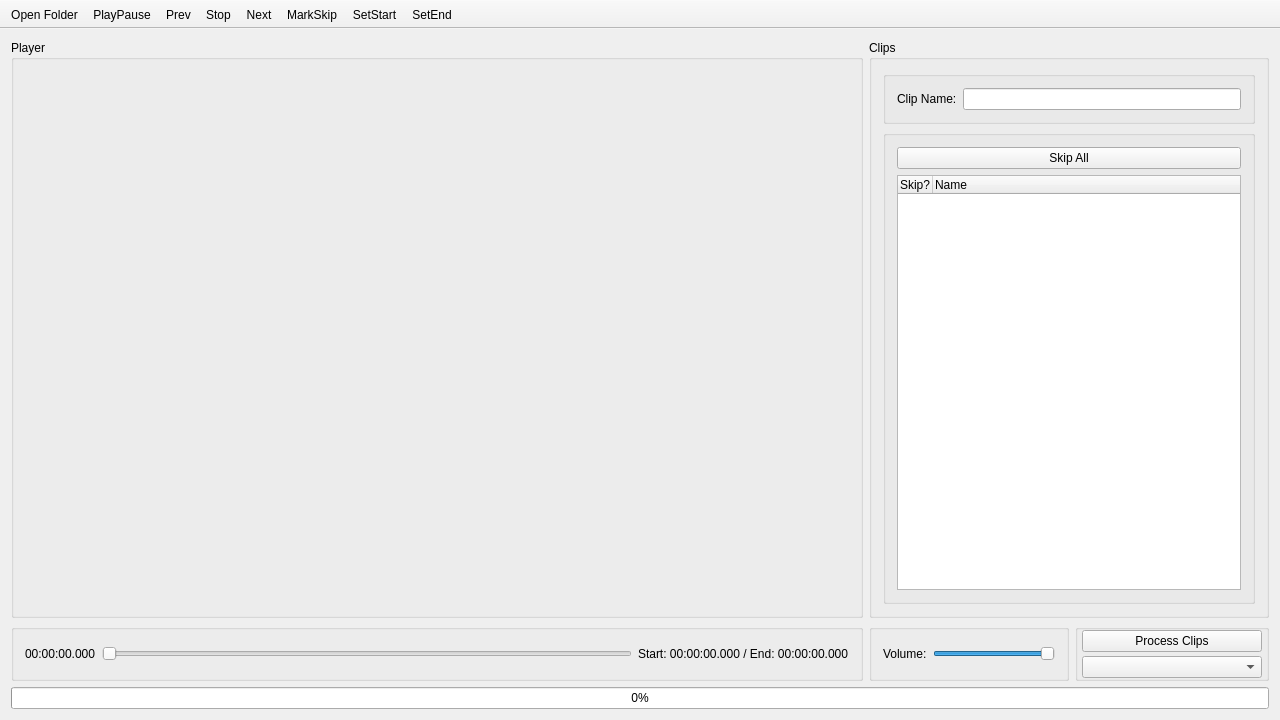
Qt form src/ClipCutter/ccmainwindow.ui (Jimmy-Baby/ClipCutter) before a commit.
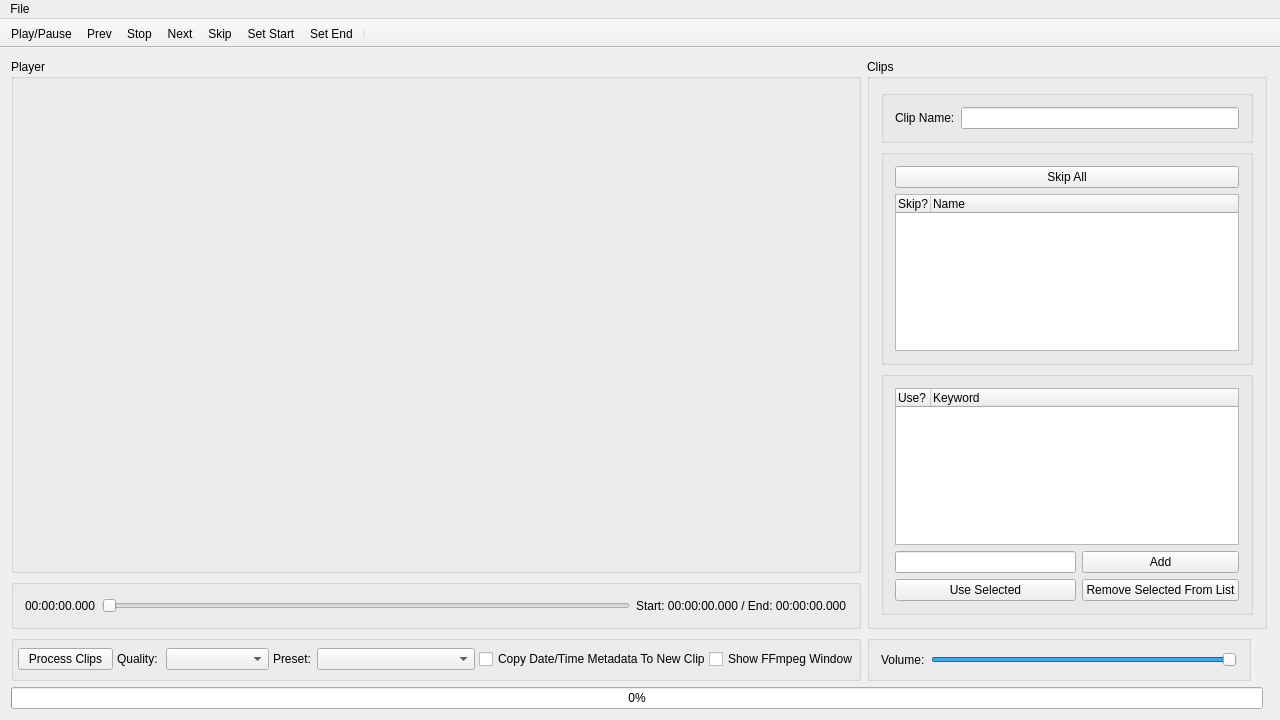
The same form after that commit. Icons and pictures are not drawn.

Diff of the .ui file:
```diff
--- a/src/ClipCutter/ccmainwindow.ui
+++ b/src/ClipCutter/ccmainwindow.ui
@@ -30,8 +30,14 @@
   </property>
   <widget class="QWidget" name="centralWidget">
    <layout class="QGridLayout" name="gridLayout">
-    <item row="1" column="0">
+    <item row="5" column="2">
      <widget class="QGroupBox" name="timelineBox">
+      <property name="maximumSize">
+       <size>
+        <width>16777215</width>
+        <height>50</height>
+       </size>
+      </property>
       <property name="title">
        <string/>
       </property>
@@ -69,26 +75,209 @@
       </layout>
      </widget>
     </item>
-    <item row="1" column="1">
+    <item row="4" column="2">
+     <widget class="QGroupBox" name="playerBox">
+      <property name="minimumSize">
+       <size>
+        <width>850</width>
+        <height>0</height>
+       </size>
+      </property>
+      <property name="title">
+       <string>Player</string>
+      </property>
+      <layout class="QGridLayout" name="playerLayout"/>
+     </widget>
+    </item>
+    <item row="7" column="2" colspan="4">
+     <widget class="QProgressBar" name="progressBar">
+      <property name="value">
+       <number>0</number>
+      </property>
+     </widget>
+    </item>
+    <item row="4" column="3" rowspan="2" colspan="4">
+     <widget class="QGroupBox" name="clipsBox">
+      <property name="minimumSize">
+       <size>
+        <width>400</width>
+        <height>0</height>
+       </size>
+      </property>
+      <property name="maximumSize">
+       <size>
+        <width>400</width>
+        <height>16777215</height>
+       </size>
+      </property>
+      <property name="title">
+       <string>Clips</string>
+      </property>
+      <layout class="QGridLayout" name="gridLayout_2">
+       <item row="2" column="0">
+        <widget class="QGroupBox" name="clipsGroupBox">
+         <property name="title">
+          <string/>
+         </property>
+         <layout class="QGridLayout" name="gridLayout_3">
+          <item row="4" column="0">
+           <widget class="QTreeWidget" name="clipsTree">
+            <property name="indentation">
+             <number>0</number>
+            </property>
+            <property name="animated">
+             <bool>false</bool>
+            </property>
+            <property name="headerHidden">
+             <bool>false</bool>
+            </property>
+            <property name="expandsOnDoubleClick">
+             <bool>true</bool>
+            </property>
+            <attribute name="headerDefaultSectionSize">
+             <number>35</number>
+            </attribute>
+            <column>
+             <property name="text">
+              <string>Skip?</string>
+             </property>
+            </column>
+            <column>
+             <property name="text">
+              <string>Name</string>
+             </property>
+            </column>
+           </widget>
+          </item>
+          <item row="3" column="0">
+           <widget class="QPushButton" name="skipAllButton">
+            <property name="text">
+             <string>Skip All</string>
+            </property>
+           </widget>
+          </item>
+         </layout>
+        </widget>
+       </item>
+       <item row="1" column="0">
+        <widget class="QGroupBox" name="clipNameBox">
+         <property name="title">
+          <string/>
+         </property>
+         <layout class="QGridLayout" name="gridLayout_5">
+          <item row="0" column="1">
+           <widget class="QLineEdit" name="clipNameEdit"/>
+          </item>
+          <item row="0" column="0">
+           <widget class="QLabel" name="clipNameLabel">
+            <property name="maximumSize">
+             <size>
+              <width>16777215</width>
+              <height>16777215</height>
+             </size>
+            </property>
+            <property name="text">
+             <string>Clip Name:</string>
+            </property>
+           </widget>
+          </item>
+         </layout>
+        </widget>
+       </item>
+       <item row="3" column="0">
+        <widget class="QGroupBox" name="keywordsGroupBox">
+         <property name="title">
+          <string/>
+         </property>
+         <layout class="QGridLayout" name="gridLayout_4">
+          <property name="sizeConstraint">
+           <enum>QLayout::SetDefaultConstraint</enum>
+          </property>
+          <item row="0" column="0" colspan="3">
+           <widget class="QTreeWidget" name="keywordsTree">
+            <property name="indentation">
+             <number>0</number>
+            </property>
+            <property name="sortingEnabled">
+             <bool>false</bool>
+            </property>
+            <property name="animated">
+             <bool>false</bool>
+            </property>
+            <property name="headerHidden">
+             <bool>false</bool>
+            </property>
+            <property name="expandsOnDoubleClick">
+             <bool>true</bool>
+            </property>
+            <property name="columnCount">
+             <number>2</number>
+            </property>
+            <attribute name="headerDefaultSectionSize">
+             <number>35</number>
+            </attribute>
+            <column>
+             <property name="text">
+              <string>Use?</string>
+             </property>
+            </column>
+            <column>
+             <property name="text">
+              <string>Keyword</string>
+             </property>
+            </column>
+           </widget>
+          </item>
+          <item row="1" column="0">
+           <widget class="QLineEdit" name="keywordEdit"/>
+          </item>
+          <item row="1" column="1" colspan="2">
+           <widget class="QPushButton" name="buttonAddKeyword">
+            <property name="text">
+             <string>Add</string>
+            </property>
+           </widget>
+          </item>
+          <item row="2" column="0">
+           <widget class="QPushButton" name="buttonUseSelected">
+            <property name="text">
+             <string>Use Selected</string>
+            </property>
+           </widget>
+          </item>
+          <item row="2" column="1" colspan="2">
+           <widget class="QPushButton" name="buttonRemoveSelected">
+            <property name="text">
+             <string>Remove Selected From List</string>
+            </property>
+           </widget>
+          </item>
+         </layout>
+        </widget>
+       </item>
+      </layout>
+     </widget>
+    </item>
+    <item row="6" column="3">
      <widget class="QGroupBox" name="volumeBox">
       <property name="maximumSize">
        <size>
-        <width>200</width>
-        <height>16777215</height>
+        <width>400</width>
+        <height>50</height>
        </size>
       </property>
       <property name="title">
        <string/>
       </property>
       <layout class="QGridLayout" name="gridLayout_7">
-       <item row="0" column="0">
+       <item row="0" column="1">
         <widget class="QLabel" name="volumeLabel">
          <property name="text">
           <string>Volume:</string>
          </property>
         </widget>
        </item>
-       <item row="0" column="1">
+       <item row="0" column="2">
         <widget class="QSlider" name="volumeSlider">
          <property name="maximum">
           <number>100</number>
@@ -104,8 +293,14 @@
       </layout>
      </widget>
     </item>
-    <item row="1" column="2">
+    <item row="6" column="2">
      <widget class="QGroupBox" name="processButtonBox">
+      <property name="maximumSize">
+       <size>
+        <width>16777215</width>
+        <height>50</height>
+       </size>
+      </property>
       <property name="title">
        <string/>
       </property>
@@ -125,20 +320,7 @@
        <property name="spacing">
         <number>4</number>
        </property>
-       <item row="0" column="0">
-        <widget class="QPushButton" name="processButton">
-         <property name="minimumSize">
-          <size>
-           <width>0</width>
-           <height>0</height>
-          </size>
-         </property>
-         <property name="text">
-          <string>Process Clips</string>
-         </property>
-        </widget>
-       </item>
-       <item row="1" column="0">
+       <item row="0" column="2">
         <widget class="QComboBox" name="qualityCombo">
          <property name="toolTip">
           <string>&lt;html&gt;&lt;head/&gt;&lt;body&gt;&lt;p&gt;Copy - (Time: Instant) Copies all video and audio data directly, may result in out-of-sync video/audio in some cases.&lt;/p&gt;&lt;p&gt;Low - (Slow-ish) Lowest quality re-encoding (CRF 27).&lt;/p&gt;&lt;p&gt;Medium - (Slower) Medium quality re-encoding (CRF 24).&lt;/p&gt;&lt;p&gt;High - (Slowest) High quality re-encoding (CRF 21).&lt;/p&gt;&lt;/body&gt;&lt;/html&gt;|</string>
@@ -160,115 +342,81 @@
          </property>
         </widget>
        </item>
-      </layout>
-     </widget>
-    </item>
-    <item row="0" column="0">
-     <widget class="QGroupBox" name="playerBox">
-      <property name="minimumSize">
-       <size>
-        <width>850</width>
-        <height>0</height>
-       </size>
-      </property>
-      <property name="title">
-       <string>Player</string>
-      </property>
-      <layout class="QGridLayout" name="playerLayout"/>
-     </widget>
-    </item>
-    <item row="0" column="1" colspan="2">
-     <widget class="QGroupBox" name="clipsBox">
-      <property name="minimumSize">
-       <size>
-        <width>400</width>
-        <height>0</height>
-       </size>
-      </property>
-      <property name="maximumSize">
-       <size>
-        <width>400</width>
-        <height>16777215</height>
-       </size>
-      </property>
-      <property name="title">
-       <string>Clips</string>
-      </property>
-      <layout class="QGridLayout" name="gridLayout_2">
-       <item row="1" column="0">
-        <widget class="QGroupBox" name="clipsGroupBox">
-         <property name="title">
-          <string/>
-         </property>
-         <layout class="QGridLayout" name="gridLayout_3">
-          <item row="1" column="0">
-           <widget class="QTreeWidget" name="clipsTree">
-            <property name="indentation">
-             <number>0</number>
-            </property>
-            <property name="animated">
-             <bool>false</bool>
-            </property>
-            <property name="headerHidden">
-             <bool>false</bool>
-            </property>
-            <property name="expandsOnDoubleClick">
-             <bool>true</bool>
-            </property>
-            <attribute name="headerDefaultSectionSize">
-             <number>35</number>
-            </attribute>
-            <column>
-             <property name="text">
-              <string>Skip?</string>
-             </property>
-            </column>
-            <column>
-             <property name="text">
-              <string>Name</string>
-             </property>
-            </column>
-           </widget>
-          </item>
-          <item row="0" column="0">
-           <widget class="QPushButton" name="skipAllButton">
-            <property name="text">
-             <string>Skip All</string>
-            </property>
-           </widget>
-          </item>
-         </layout>
-        </widget>
-       </item>
        <item row="0" column="0">
-        <widget class="QGroupBox" name="clipNameBox">
-         <property name="title">
-          <string/>
+        <widget class="QPushButton" name="processButton">
+         <property name="minimumSize">
+          <size>
+           <width>0</width>
+           <height>0</height>
+          </size>
          </property>
-         <layout class="QGridLayout" name="gridLayout_5">
-          <item row="0" column="1">
-           <widget class="QLineEdit" name="clipNameEdit"/>
-          </item>
-          <item row="0" column="0">
-           <widget class="QLabel" name="clipNameLabel">
-            <property name="text">
-             <string>Clip Name:</string>
-            </property>
-           </widget>
-          </item>
-         </layout>
+         <property name="text">
+          <string>Process Clips</string>
+         </property>
+        </widget>
+       </item>
+       <item row="0" column="5">
+        <widget class="QCheckBox" name="checkboxCopyMetadata">
+         <property name="maximumSize">
+          <size>
+           <width>226</width>
+           <height>16777215</height>
+          </size>
+         </property>
+         <property name="text">
+          <string>Copy Date/Time Metadata To New Clip</string>
+         </property>
+        </widget>
+       </item>
+       <item row="0" column="6">
+        <widget class="QCheckBox" name="checkboxShowFfmpeg">
+         <property name="maximumSize">
+          <size>
+           <width>145</width>
+           <height>16777215</height>
+          </size>
+         </property>
+         <property name="text">
+          <string>Show FFmpeg Window</string>
+         </property>
+        </widget>
+       </item>
+       <item row="0" column="1">
+        <widget class="QLabel" name="label">
+         <property name="maximumSize">
+          <size>
+           <width>45</width>
+           <height>16777215</height>
+          </size>
+         </property>
+         <property name="text">
+          <string>Quality:</string>
+         </property>
+        </widget>
+       </item>
+       <item row="0" column="4">
+        <widget class="QComboBox" name="presetCombo">
+         <property name="placeholderText">
+          <string>Select Encoding Preset</string>
+         </property>
+        </widget>
+       </item>
+       <item row="0" column="3">
+        <widget class="QLabel" name="label_2">
+         <property name="maximumSize">
+          <size>
+           <width>40</width>
+           <height>16777215</height>
+          </size>
+         </property>
+         <property name="text">
+          <string>Preset:</string>
+         </property>
         </widget>
        </item>
       </layout>
      </widget>
     </item>
-    <item row="2" column="0" colspan="3">
-     <widget class="QProgressBar" name="progressBar">
-      <property name="value">
-       <number>0</number>
-      </property>
-     </widget>
-    </item>
    </layout>
   </widget>
   <widget class="QToolBar" name="toolBar">
@@ -284,7 +432,6 @@
    <attribute name="toolBarBreak">
     <bool>false</bool>
    </attribute>
-   <addaction name="actionOpen"/>
    <addaction name="actionPlayPause"/>
    <addaction name="actionPrev"/>
    <addaction name="actionStop"/>
@@ -292,8 +439,38 @@
    <addaction name="actionSkip"/>
    <addaction name="actionSetStart"/>
    <addaction name="actionSetEnd"/>
+   <addaction name="separator"/>
   </widget>
-  <action name="actionOpen">
+  <widget class="QMenuBar" name="menuBar">
+   <property name="geometry">
+    <rect>
+     <x>0</x>
+     <y>0</y>
+     <width>1280</width>
+     <height>21</height>
+    </rect>
+   </property>
+   <widget class="QMenu" name="menuFile">
+    <property name="title">
+     <string>File</string>
+    </property>
+    <addaction name="actionOpenFolder"/>
+    <addaction name="actionOpenFile"/>
+    <addaction name="actionOpenFiles"/>
+    <addaction name="separator"/>
+    <addaction name="actionProcessClips"/>
+    <addaction name="separator"/>
+    <addaction name="actionPlayPause"/>
+    <addaction name="actionNext"/>
+    <addaction name="actionPrev"/>
+    <addaction name="actionSkip"/>
+    <addaction name="actionStop"/>
+    <addaction name="actionSetStart"/>
+    <addaction name="actionSetEnd"/>
+   </widget>
+   <addaction name="menuFile"/>
+  </widget>
+  <action name="actionOpenFolder">
    <property name="icon">
     <iconset resource="ClipCutterResources.qrc">
      <normaloff>:/icons/icons/folder-open-regular.svg</normaloff>:/icons/icons/folder-open-regular.svg</iconset>
@@ -314,7 +491,7 @@
      <normaloff>:/icons/icons/play-solid.svg</normaloff>:/icons/icons/play-solid.svg</iconset>
    </property>
    <property name="text">
-    <string>PlayPause</string>
+    <string>Play/Pause</string>
    </property>
    <property name="toolTip">
     <string>Play/Pause (Spacebar)</string>
@@ -359,7 +536,7 @@
      <normaloff>:/icons/icons/s-solid.svg</normaloff>:/icons/icons/s-solid.svg</iconset>
    </property>
    <property name="text">
-    <string>SetStart</string>
+    <string>Set Start</string>
    </property>
    <property name="toolTip">
     <string>Set Start (A)</string>
@@ -374,7 +551,7 @@
      <normaloff>:/icons/icons/e-solid.svg</normaloff>:/icons/icons/e-solid.svg</iconset>
    </property>
    <property name="text">
-    <string>SetEnd</string>
+    <string>Set End</string>
    </property>
    <property name="toolTip">
     <string>Set End (D)</string>
@@ -404,7 +581,7 @@
      <normaloff>:/icons/icons/forward-fast-solid.svg</normaloff>:/icons/icons/forward-fast-solid.svg</iconset>
    </property>
    <property name="text">
-    <string>MarkSkip</string>
+    <string>Skip</string>
    </property>
    <property name="toolTip">
     <string>Mark as skipped, and go to next clip (Ctrl + E)</string>
```
Left out of the diff: 75 changed lines with no effect on the pictures.
